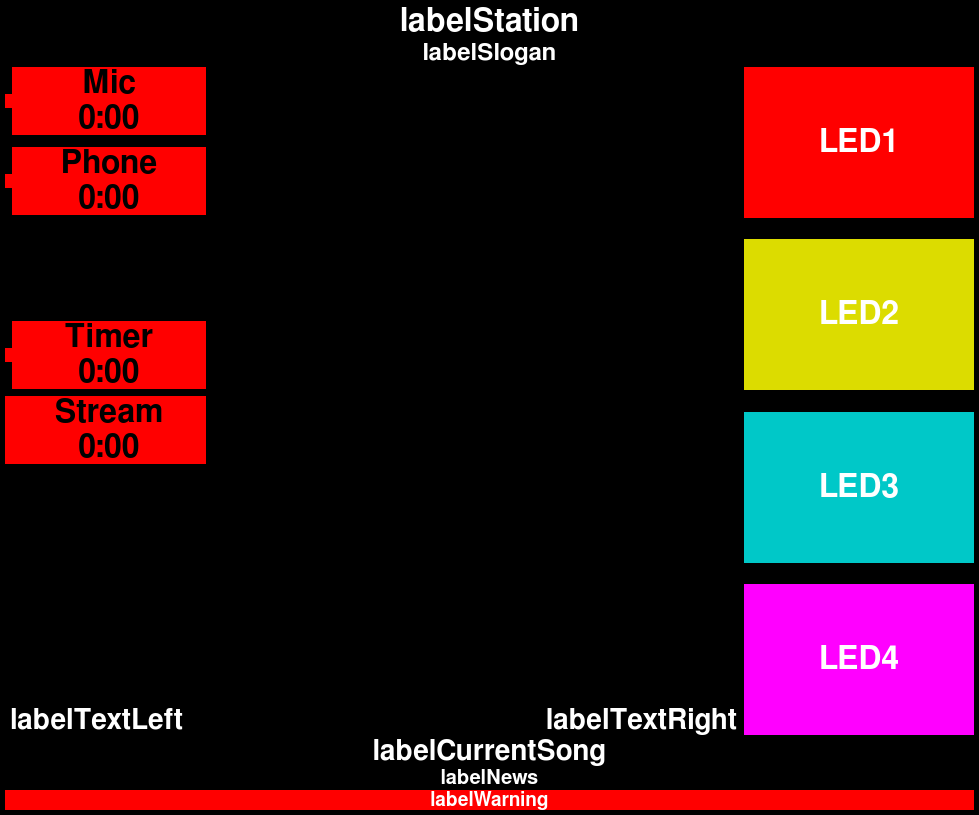
This is mainscreen.ui in slyderc/nwlive_clock as Qt 5 draws it before an edit. The edited form follows.
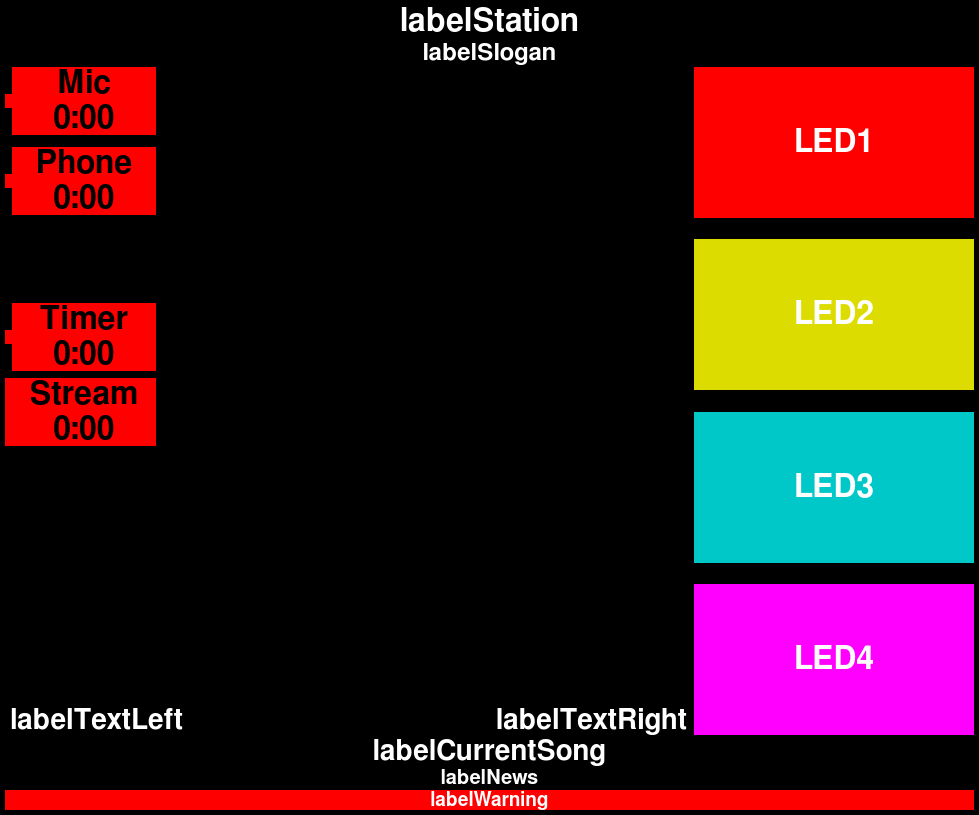
This is the edited form. Icons and pictures are not drawn. Custom widgets are drawn as their Qt base class.

Commit message:
feat(air4): add DD:HH:MM:SS stream timer format with balanced layout
- Add stream timer (AIR4) with DD:HH:MM:SS format for long durations
- Fix UI layout by setting AIR frame max-width to 280px (matches LED buttons)
- Add max-width constraint to WeatherWidget for balanced columns
- Update WeatherWidget min-height to 170px (preserves aspect ratio)
- Update tests with required AirIcon_3 mock for countdown color feature

The edit to the form file:
```diff
--- a/mainscreen.ui
+++ b/mainscreen.ui
@@ -387,7 +387,7 @@
        </property>
        <property name="minimumSize">
         <size>
-         <width>230</width>
+         <width>280</width>
          <height>120</height>
         </size>
        </property>
@@ -436,7 +436,7 @@
        </property>
        <property name="minimumSize">
         <size>
-         <width>230</width>
+         <width>280</width>
          <height>120</height>
         </size>
        </property>
@@ -485,7 +485,7 @@
        </property>
        <property name="minimumSize">
         <size>
-         <width>230</width>
+         <width>280</width>
          <height>120</height>
         </size>
        </property>
@@ -528,7 +528,7 @@
       <widget class="QLabel" name="buttonLED4">
        <property name="minimumSize">
         <size>
-         <width>230</width>
+         <width>280</width>
          <height>120</height>
         </size>
        </property>
@@ -665,7 +665,7 @@
      </property>
      <property name="maximumSize">
       <size>
-       <width>221</width>
+       <width>280</width>
        <height>16777215</height>
       </size>
      </property>
@@ -765,7 +765,7 @@
      </property>
      <property name="maximumSize">
       <size>
-       <width>221</width>
+       <width>280</width>
        <height>16777215</height>
       </size>
      </property>
@@ -883,7 +883,7 @@
      </property>
      <property name="maximumSize">
       <size>
-       <width>221</width>
+       <width>280</width>
        <height>16777215</height>
       </size>
      </property>
@@ -983,7 +983,7 @@
      </property>
      <property name="maximumSize">
       <size>
-       <width>221</width>
+       <width>280</width>
        <height>16777215</height>
       </size>
      </property>
@@ -1084,7 +1084,13 @@
      <property name="minimumSize">
       <size>
        <width>0</width>
-       <height>135</height>
+       <height>170</height>
+      </size>
+     </property>
+     <property name="maximumSize">
+      <size>
+       <width>280</width>
+       <height>16777215</height>
       </size>
      </property>
     </widget>
```
The commit also changes 2 other files.
